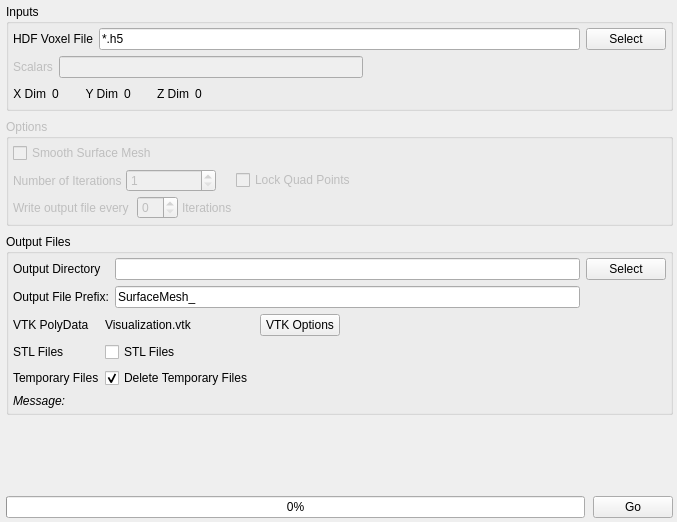
Before: the Qt Designer form Source/Plugins/SurfaceMesh/UI/SurfaceMeshWidget.ui in BlueQuartzSoftware/DREAM3D, drawn with Qt 5.
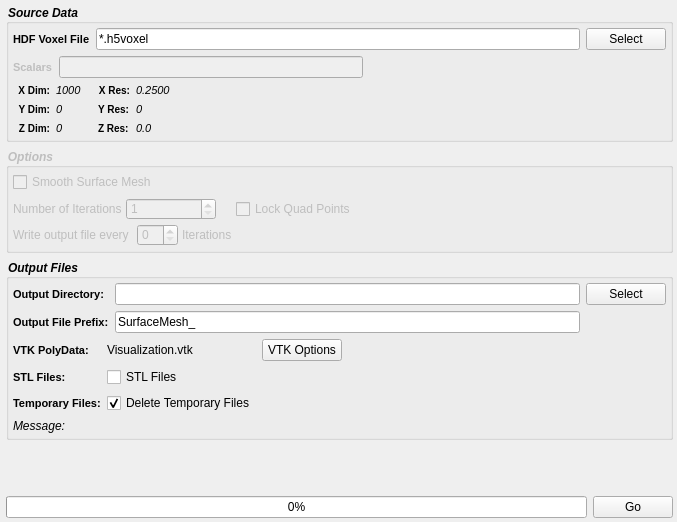
After: the same form once the commit is applied. Custom widgets are drawn as their Qt base class.

What changed in the file:
```diff
--- a/Source/Plugins/SurfaceMesh/UI/SurfaceMeshWidget.ui
+++ b/Source/Plugins/SurfaceMesh/UI/SurfaceMeshWidget.ui
@@ -13,10 +13,7 @@
   <property name="windowTitle">
    <string>Form</string>
   </property>
-  <layout class="QVBoxLayout" name="verticalLayout">
-   <property name="spacing">
-    <number>8</number>
-   </property>
+  <layout class="QGridLayout" name="gridLayout_3">
    <property name="leftMargin">
     <number>6</number>
    </property>
@@ -29,22 +26,35 @@
    <property name="bottomMargin">
     <number>4</number>
    </property>
-   <item>
+   <item row="0" column="0">
     <widget class="QGroupBox" name="groupBox">
+     <property name="styleSheet">
+      <string notr="true">QGroupBox 
+{
+	font-style: italic;font-weight: bold;
+font-size: 12px;
+}</string>
+     </property>
      <property name="title">
-      <string>Inputs</string>
+      <string>Source Data</string>
      </property>
-     <layout class="QVBoxLayout" name="verticalLayout_2">
+     <layout class="QGridLayout" name="gridLayout_2">
       <property name="margin">
        <number>4</number>
       </property>
-      <item>
+      <item row="0" column="0" colspan="3">
        <layout class="QGridLayout" name="gridLayout_9">
         <property name="spacing">
          <number>6</number>
         </property>
         <item row="0" column="0">
          <widget class="QLabel" name="label_24">
+          <property name="styleSheet">
+           <string notr="true">QLabel {
+font-weight: bold;
+font-size: 11px;
+}</string>
+          </property>
           <property name="text">
            <string>HDF Voxel File</string>
           </property>
@@ -53,7 +63,7 @@
         <item row="0" column="1">
          <widget class="QFSDropLineEdit" name="m_InputFile">
           <property name="text">
-           <string>*.h5</string>
+           <string>*.h5voxel</string>
           </property>
          </widget>
         </item>
@@ -66,13 +76,19 @@
         </item>
        </layout>
       </item>
-      <item>
+      <item row="1" column="0" colspan="3">
        <layout class="QHBoxLayout" name="horizontalLayout_2">
         <item>
          <widget class="QLabel" name="label_2">
           <property name="enabled">
            <bool>false</bool>
           </property>
+          <property name="styleSheet">
+           <string notr="true">QLabel {
+font-weight: bold;
+font-size: 11px;
+}</string>
+          </property>
           <property name="text">
            <string>Scalars</string>
           </property>
@@ -103,114 +119,318 @@
         </item>
        </layout>
       </item>
-      <item>
-       <layout class="QHBoxLayout" name="horizontalLayout">
-        <item>
-         <widget class="QLabel" name="label_3">
+      <item row="2" column="1">
+       <layout class="QFormLayout" name="formLayout_4">
+        <property name="fieldGrowthPolicy">
+         <enum>QFormLayout::AllNonFixedFieldsGrow</enum>
+        </property>
+        <property name="leftMargin">
+         <number>5</number>
+        </property>
+        <property name="rightMargin">
+         <number>5</number>
+        </property>
+        <item row="0" column="0">
+         <widget class="QLabel" name="label_16">
+          <property name="font">
+           <font>
+            <pointsize>-1</pointsize>
+            <weight>75</weight>
+            <bold>true</bold>
+           </font>
+          </property>
+          <property name="styleSheet">
+           <string notr="true">QLabel {
+font-weight: bold;
+font-size: 10px;
+}</string>
+          </property>
           <property name="text">
-           <string>X Dim</string>
+           <string>X Res:</string>
           </property>
           <property name="alignment">
            <set>Qt::AlignRight|Qt::AlignTrailing|Qt::AlignVCenter</set>
           </property>
          </widget>
         </item>
-        <item>
-         <widget class="QLabel" name="xDim">
+        <item row="0" column="1">
+         <widget class="QLabel" name="m_XRes">
+          <property name="font">
+           <font>
+            <pointsize>-1</pointsize>
+            <italic>true</italic>
+           </font>
+          </property>
+          <property name="styleSheet">
+           <string notr="true">QLabel {
+	font-size: 11px;
+	font-style: italic;
+}</string>
+          </property>
           <property name="text">
-           <string>0</string>
+           <string>0.2500</string>
           </property>
          </widget>
         </item>
-        <item>
-         <spacer name="horizontalSpacer">
-          <property name="orientation">
-           <enum>Qt::Horizontal</enum>
+        <item row="1" column="0">
+         <widget class="QLabel" name="label_17">
+          <property name="font">
+           <font>
+            <pointsize>-1</pointsize>
+            <weight>75</weight>
+            <bold>true</bold>
+           </font>
           </property>
-          <property name="sizeType">
-           <enum>QSizePolicy::Fixed</enum>
+          <property name="styleSheet">
+           <string notr="true">QLabel {
+font-weight: bold;
+font-size: 10px;
+}</string>
           </property>
-          <property name="sizeHint" stdset="0">
-           <size>
-            <width>20</width>
-            <height>20</height>
-           </size>
-          </property>
-         </spacer>
-        </item>
-        <item>
-         <widget class="QLabel" name="label_6">
           <property name="text">
-           <string>Y Dim</string>
+           <string>Y Res:</string>
           </property>
           <property name="alignment">
            <set>Qt::AlignRight|Qt::AlignTrailing|Qt::AlignVCenter</set>
           </property>
          </widget>
         </item>
-        <item>
-         <widget class="QLabel" name="yDim">
+        <item row="1" column="1">
+         <widget class="QLabel" name="m_YRes">
+          <property name="font">
+           <font>
+            <pointsize>-1</pointsize>
+            <italic>true</italic>
+           </font>
+          </property>
+          <property name="styleSheet">
+           <string notr="true">QLabel {
+	font-size: 11px;
+	font-style: italic;
+}</string>
+          </property>
           <property name="text">
            <string>0</string>
           </property>
          </widget>
         </item>
-        <item>
-         <spacer name="horizontalSpacer_2">
-          <property name="orientation">
-           <enum>Qt::Horizontal</enum>
+        <item row="2" column="0">
+         <widget class="QLabel" name="m_ZMax_2">
+          <property name="font">
+           <font>
+            <pointsize>-1</pointsize>
+            <weight>75</weight>
+            <bold>true</bold>
+           </font>
           </property>
-          <property name="sizeType">
-           <enum>QSizePolicy::Fixed</enum>
+          <property name="styleSheet">
+           <string notr="true">QLabel {
+font-weight: bold;
+font-size: 10px;
+}</string>
           </property>
-          <property name="sizeHint" stdset="0">
-           <size>
-            <width>20</width>
-            <height>20</height>
-           </size>
+          <property name="text">
+           <string>Z Res:</string>
           </property>
-         </spacer>
+         </widget>
         </item>
-        <item>
-         <widget class="QLabel" name="label_8">
+        <item row="2" column="1">
+         <widget class="QLabel" name="m_ZRes">
+          <property name="font">
+           <font>
+            <pointsize>-1</pointsize>
+            <italic>true</italic>
+           </font>
+          </property>
+          <property name="styleSheet">
+           <string notr="true">QLabel {
+	font-size: 11px;
+	font-style: italic;
+}</string>
+          </property>
           <property name="text">
-           <string>Z Dim</string>
+           <string>0.0</string>
           </property>
+          <property name="scaledContents">
+           <bool>true</bool>
+          </property>
+         </widget>
+        </item>
+       </layout>
+      </item>
+      <item row="2" column="2">
+       <spacer name="horizontalSpacer">
+        <property name="orientation">
+         <enum>Qt::Horizontal</enum>
+        </property>
+        <property name="sizeHint" stdset="0">
+         <size>
+          <width>40</width>
+          <height>20</height>
+         </size>
+        </property>
+       </spacer>
+      </item>
+      <item row="2" column="0">
+       <layout class="QFormLayout" name="formLayout_3">
+        <property name="fieldGrowthPolicy">
+         <enum>QFormLayout::AllNonFixedFieldsGrow</enum>
+        </property>
+        <property name="leftMargin">
+         <number>5</number>
+        </property>
+        <property name="rightMargin">
+         <number>5</number>
+        </property>
+        <item row="0" column="0">
+         <widget class="QLabel" name="label_13">
+          <property name="font">
+           <font>
+            <pointsize>-1</pointsize>
+            <weight>75</weight>
+            <bold>true</bold>
+           </font>
+          </property>
+          <property name="styleSheet">
+           <string notr="true">QLabel {
+font-weight: bold;
+font-size: 10px;
+}</string>
+          </property>
+          <property name="text">
+           <string>X Dim:</string>
+          </property>
           <property name="alignment">
            <set>Qt::AlignRight|Qt::AlignTrailing|Qt::AlignVCenter</set>
           </property>
          </widget>
         </item>
-        <item>
-         <widget class="QLabel" name="zDim">
+        <item row="0" column="1">
+         <widget class="QLabel" name="m_XDim">
+          <property name="font">
+           <font>
+            <pointsize>-1</pointsize>
+            <italic>true</italic>
+           </font>
+          </property>
+          <property name="styleSheet">
+           <string notr="true">QLabel {
+	font-size: 11px;
+	font-style: italic;
+}</string>
+          </property>
           <property name="text">
+           <string>1000</string>
+          </property>
+          <property name="scaledContents">
+           <bool>true</bool>
+          </property>
+         </widget>
+        </item>
+        <item row="1" column="0">
+         <widget class="QLabel" name="label_14">
+          <property name="font">
+           <font>
+            <pointsize>-1</pointsize>
+            <weight>75</weight>
+            <bold>true</bold>
+           </font>
+          </property>
+          <property name="styleSheet">
+           <string notr="true">QLabel {
+font-weight: bold;
+font-size: 10px;
+}</string>
+          </property>
+          <property name="text">
+           <string>Y Dim:</string>
+          </property>
+          <property name="alignment">
+           <set>Qt::AlignRight|Qt::AlignTrailing|Qt::AlignVCenter</set>
+          </property>
+         </widget>
+        </item>
+        <item row="1" column="1">
+         <widget class="QLabel" name="m_YDim">
+          <property name="font">
+           <font>
+            <pointsize>-1</pointsize>
+            <italic>true</italic>
+           </font>
+          </property>
+          <property name="styleSheet">
+           <string notr="true">QLabel {
+	font-size: 11px;
+	font-style: italic;
+}</string>
+          </property>
+          <property name="text">
            <string>0</string>
           </property>
          </widget>
         </item>
-        <item>
-         <spacer name="horizontalSpacer_6">
-          <property name="orientation">
-           <enum>Qt::Horizontal</enum>
+        <item row="2" column="0">
+         <widget class="QLabel" name="label_15">
+          <property name="font">
+           <font>
+            <pointsize>-1</pointsize>
+            <weight>75</weight>
+            <bold>true</bold>
+           </font>
           </property>
-          <property name="sizeHint" stdset="0">
-           <size>
-            <width>40</width>
-            <height>20</height>
-           </size>
+          <property name="styleSheet">
+           <string notr="true">QLabel {
+font-weight: bold;
+font-size: 10px;
+}</string>
           </property>
-         </spacer>
+          <property name="text">
+           <string>Z Dim:</string>
+          </property>
+          <property name="alignment">
+           <set>Qt::AlignRight|Qt::AlignTrailing|Qt::AlignVCenter</set>
+          </property>
+         </widget>
+        </item>
+        <item row="2" column="1">
+         <widget class="QLabel" name="m_ZDim">
+          <property name="font">
+           <font>
+            <pointsize>-1</pointsize>
+            <italic>true</italic>
+           </font>
+          </property>
+          <property name="styleSheet">
+           <string notr="true">QLabel {
+	font-size: 11px;
+	font-style: italic;
+}</string>
+          </property>
+          <property name="text">
+           <string>0</string>
+          </property>
+          <property name="scaledContents">
+           <bool>true</bool>
+          </property>
+         </widget>
         </item>
        </layout>
       </item>
      </layout>
     </widget>
    </item>
-   <item>
+   <item row="1" column="0">
     <widget class="QGroupBox" name="groupBox_2">
      <property name="enabled">
       <bool>false</bool>
      </property>
+     <property name="styleSheet">
+      <string notr="true">QGroupBox 
+{
+	font-style: italic;font-weight: bold;
+font-size: 12px;
+}</string>
+     </property>
      <property name="title">
       <string>Options</string>
      </property>
@@ -354,8 +574,15 @@
      </layout>
     </widget>
    </item>
-   <item>
+   <item row="2" column="0">
     <widget class="QGroupBox" name="groupBox_3">
+     <property name="styleSheet">
+      <string notr="true">QGroupBox 
+{
+	font-style: italic;font-weight: bold;
+font-size: 12px;
+}</string>
+     </property>
      <property name="title">
       <string>Output Files</string>
      </property>
@@ -367,8 +594,14 @@
        <layout class="QGridLayout" name="gridLayout_11">
         <item row="0" column="0">
          <widget class="QLabel" name="label_25">
+          <property name="styleSheet">
+           <string notr="true">QLabel {
+font-weight: bold;
+font-size: 11px;
+}</string>
+          </property>
           <property name="text">
-           <string>Output Directory</string>
+           <string>Output Directory:</string>
           </property>
          </widget>
         </item>
@@ -384,6 +617,12 @@
         </item>
         <item row="1" column="0">
          <widget class="QLabel" name="label">
+          <property name="styleSheet">
+           <string notr="true">QLabel {
+font-weight: bold;
+font-size: 11px;
+}</string>
+          </property>
           <property name="text">
            <string>Output File Prefix:</string>
           </property>
@@ -415,8 +654,14 @@
         </item>
         <item row="2" column="0">
          <widget class="QLabel" name="label_60">
+          <property name="styleSheet">
+           <string notr="true">QLabel {
+font-weight: bold;
+font-size: 11px;
+}</string>
+          </property>
           <property name="text">
-           <string>Temporary Files</string>
+           <string>Temporary Files:</string>
           </property>
          </widget>
         </item>
@@ -429,8 +674,14 @@
         </item>
         <item row="0" column="0">
          <widget class="QLabel" name="label_4">
+          <property name="styleSheet">
+           <string notr="true">QLabel {
+font-weight: bold;
+font-size: 11px;
+}</string>
+          </property>
           <property name="text">
-           <string>VTK PolyData</string>
+           <string>VTK PolyData:</string>
           </property>
          </widget>
         </item>
@@ -460,8 +711,14 @@
         </item>
         <item row="1" column="0">
          <widget class="QLabel" name="label_5">
+          <property name="styleSheet">
+           <string notr="true">QLabel {
+font-weight: bold;
+font-size: 11px;
+}</string>
+          </property>
           <property name="text">
-           <string>STL Files</string>
+           <string>STL Files:</string>
           </property>
          </widget>
         </item>
@@ -488,7 +745,7 @@
      </layout>
     </widget>
    </item>
-   <item>
+   <item row="3" column="0">
     <spacer name="verticalSpacer_3">
      <property name="orientation">
       <enum>Qt::Vertical</enum>
@@ -501,7 +758,7 @@
      </property>
     </spacer>
    </item>
-   <item>
+   <item row="4" column="0">
     <layout class="QHBoxLayout" name="horizontalLayout_9">
      <item>
       <widget class="QProgressBar" name="m_progressBar">
```
Left out of the diff: 11 changed lines with no effect on the pictures.
